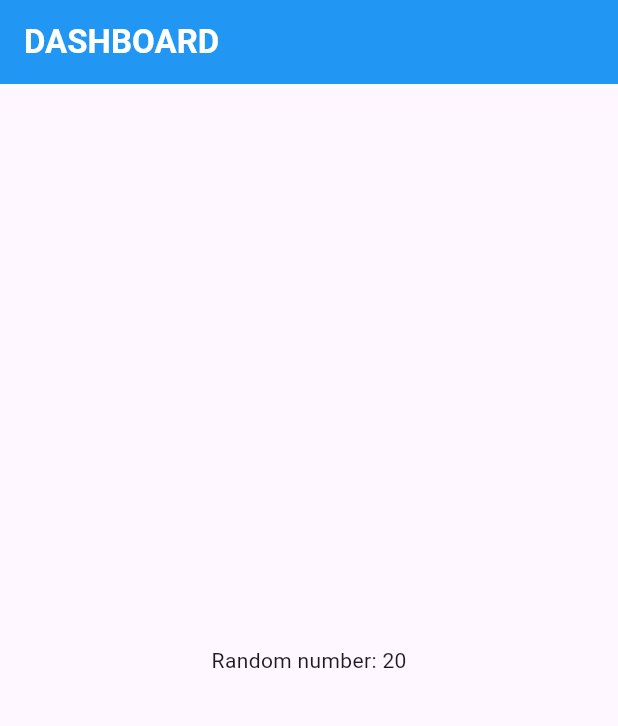
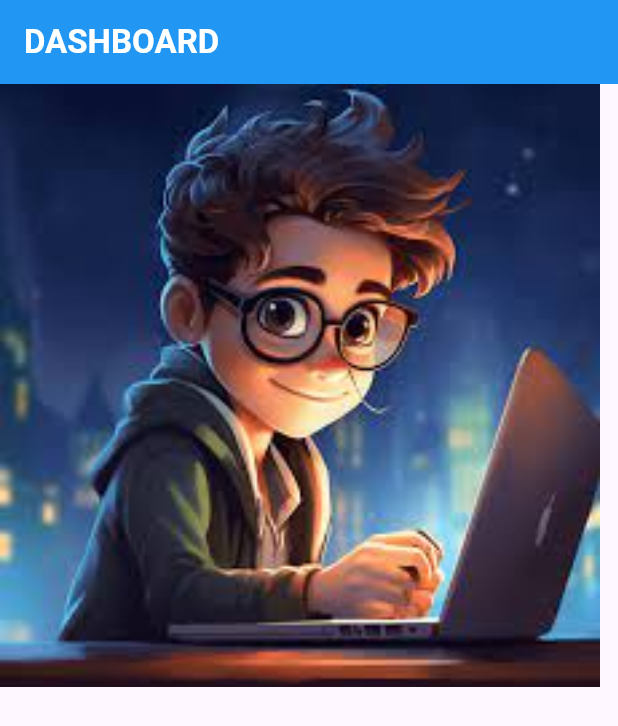
Before and after one commit to RealtimeResponses/flutter-basic-app, a Flutter app: the screen it shows after launch, on a phone screen of 412 x 824 dp. Shown: the top 726 px of the screen. Run offline on Flutter 3.47's test engine with Material 3 defaults, Android fonts, the phone set to English and light mode, and no system bars.

Commit message:
Added image

```diff
--- a/lib/screens/dashboard.dart
+++ b/lib/screens/dashboard.dart
@@ -15,24 +15,10 @@ class Dashboard extends StatelessWidget {
         ),
         backgroundColor: Colors.blue,
       ),
-      body: Center(
-        // child: Text.rich(
-        //     TextSpan(
-        //         text: "My",
-        //         children: [
-        //           TextSpan(
-        //               text: 'First',
-        //               style: TextStyle(fontSize: 40, color: Colors.blue, fontWeight: FontWeight.bold)
-        //           ),
-        //           TextSpan(
-        //               text: 'App',
-        //               style: TextStyle(fontSize: 30, fontWeight: FontWeight.bold, color: Colors.red)
-        //           ),
-        //         ]
-        //     )
-        // ),
-        child: Text('Random number: ${getRandomNumber()}')
-      ),
+      body: Image(image: AssetImage('images/pm-img2.jpeg'),
+          width: 400,
+          fit: BoxFit.fill
+      )
     );
   }
 }
--- a/pubspec.yaml
+++ b/pubspec.yaml
@@ -59,8 +59,8 @@ flutter:
   uses-material-design: true
 
   # To add assets to your application, add an assets section, like this:
-  # assets:
-  #   - images/a_dot_burr.jpeg
+  assets:
+    - images/pm-img2.jpeg
   #   - images/a_dot_ham.jpeg
 
   # An image asset can refer to one or more resolution-specific "variants", see
```
Also changed, not shown: images/pm-img2.jpeg (added).
